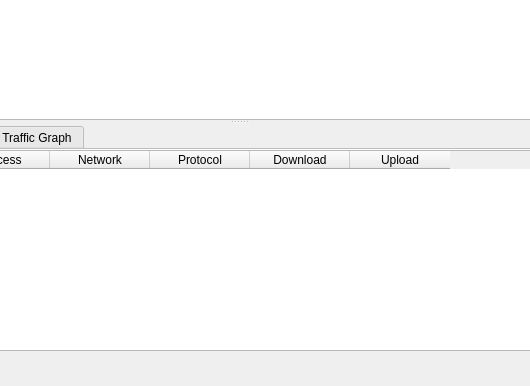
First picture: the form in include/ui/mainwindow.ui, repository shengmo0210/Throne, before the edit; both pictures show x 161 to 691 and y 214 to 600 of the 800 by 600 pixel window.
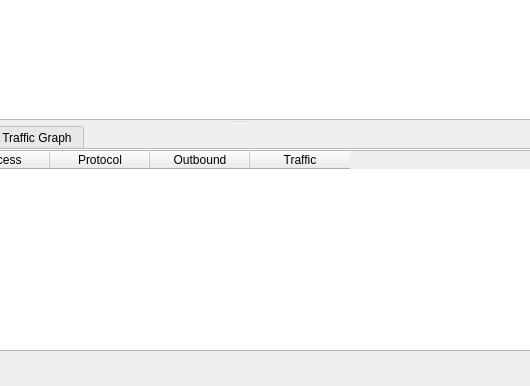
Second picture: the form after the edit. The open tabs and pages were chosen to show the change. Icons and pictures are not drawn. Custom widgets are drawn as their Qt base class.

Commit message: add outbound and improve connection lister

Diff of the .ui file:
```diff
--- a/include/ui/mainwindow.ui
+++ b/include/ui/mainwindow.ui
@@ -437,11 +437,6 @@
                    <string>Click To Sort By Process</string>
                   </property>
                  </column>
-                 <column>
-                  <property name="text">
-                   <string>Network</string>
-                  </property>
-                 </column>
                  <column>
                   <property name="text">
                    <string>Protocol</string>
@@ -449,15 +444,12 @@
                  </column>
                  <column>
                   <property name="text">
-                   <string>Download</string>
-                  </property>
-                  <property name="toolTip">
-                   <string>Click To Sort By Download</string>
+                   <string>Outbound</string>
                   </property>
                  </column>
                  <column>
                   <property name="text">
-                   <string>Upload</string>
+                   <string>Traffic</string>
                   </property>
                   <property name="toolTip">
                    <string>Click To Sort By Upload</string>
```
Left out of the diff: 4 changed lines with no effect on the pictures. The commit also changes 5 other files.
